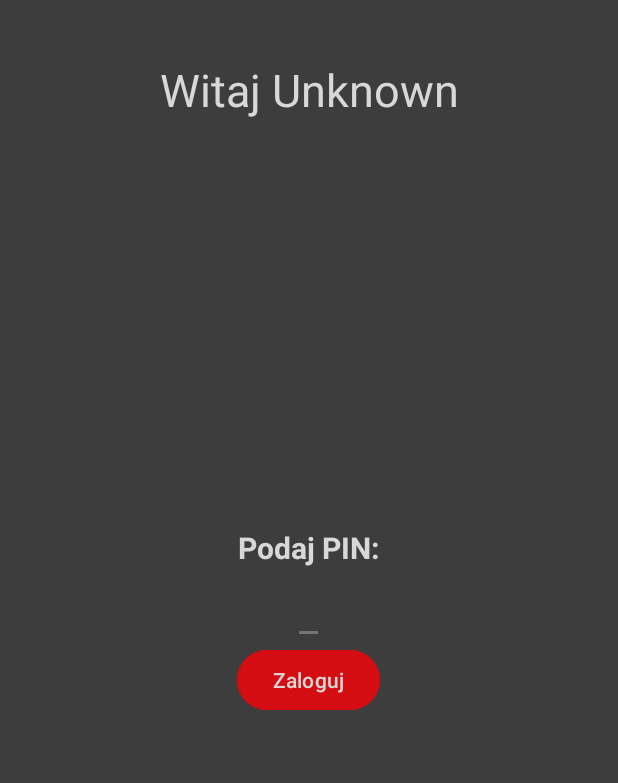
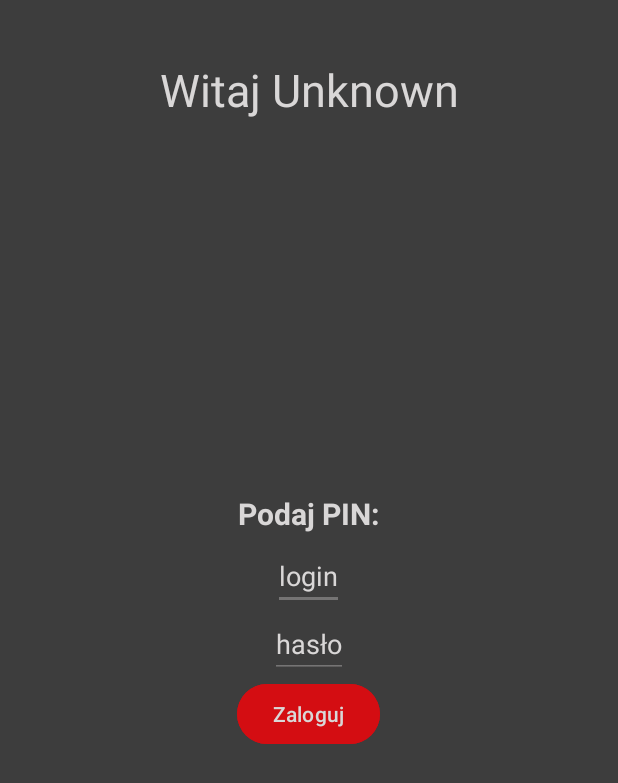
Before and after one commit to Wikt0rP/aplikacja_mobilna-Agile, an Android app: the screen it shows after launch (MainActivity), on a phone screen of 412 x 824 dp. Shown: the top 783 px of the screen. Run offline under Robolectric (Android 15) with nearby library versions, the phone set to English and light mode, and no system bars.

Commit message:
Cosmetic minor changes

```diff
--- a/app/src/main/res/layout/activity_main.xml
+++ b/app/src/main/res/layout/activity_main.xml
@@ -51,10 +51,22 @@
                 android:layout_width="wrap_content"
                 android:layout_height="wrap_content"
                 android:layout_gravity="center"
-                android:inputType="numberPassword"
+                android:inputType="text"
                 android:textColor="#d9d7d7"
                 android:backgroundTint="#757474"
-                android:onClick="PinClick"
+                android:onClick="loginType"
+                android:text="login"
+                android:id="@+id/loginText"
+                />
+            <EditText
+                android:layout_width="wrap_content"
+                android:layout_height="wrap_content"
+                android:layout_gravity="center"
+                android:textColor="#d9d7d7"
+                android:backgroundTint="#757474"
+                android:text="hasło"
+                android:onClick="passwordType"
+                android:id="@+id/passwordText"
                 />
             <Button
                 android:id="@+id/buttonLogin"
```
Also changed, not shown: app/src/main/java/com/example/myapplication/MainActivity.java (+15 -5 lines).
